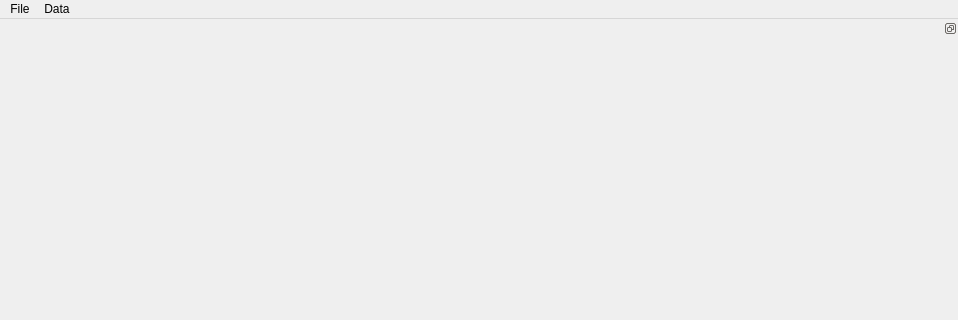
manerotoni/afw, file af/gui/main.ui: the form before one commit; both pictures show x 0 to 958 and y 0 to 320 of the 958 by 665 pixel window.
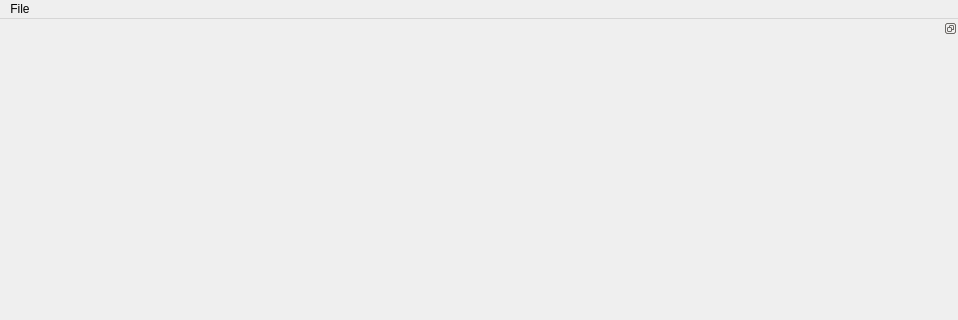
The form after the commit.

The edit to the form file:
```diff
--- a/af/gui/main.ui
+++ b/af/gui/main.ui
@@ -47,15 +47,9 @@
     </property>
     <addaction name="actionOpen"/>
     <addaction name="actionQuit"/>
-   </widget>
-   <widget class="QMenu" name="menuData">
-    <property name="title">
-     <string>Data</string>
-    </property>
     <addaction name="actionImport"/>
    </widget>
    <addaction name="menuFile"/>
-   <addaction name="menuData"/>
   </widget>
   <widget class="QStatusBar" name="statusbar"/>
   <widget class="QDockWidget" name="sorting">
```
Left out of the diff: 2 changed lines with no effect on the pictures.
